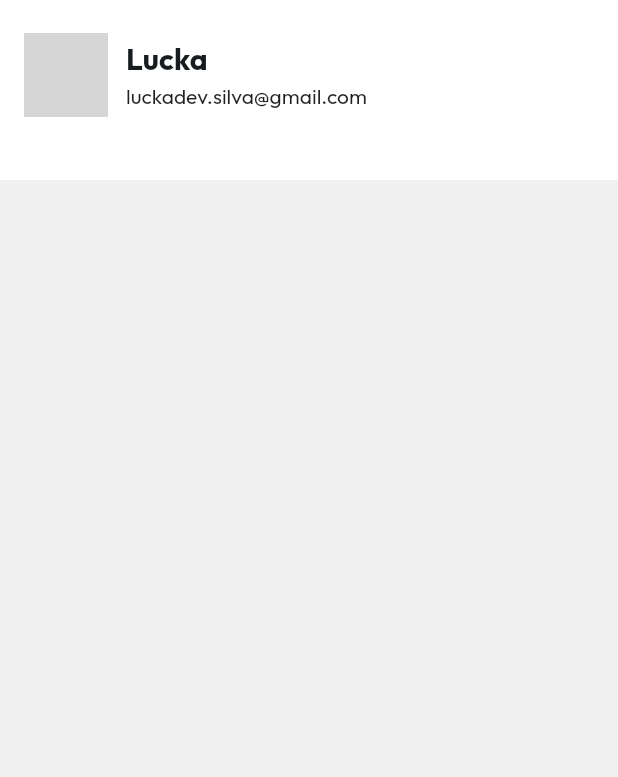
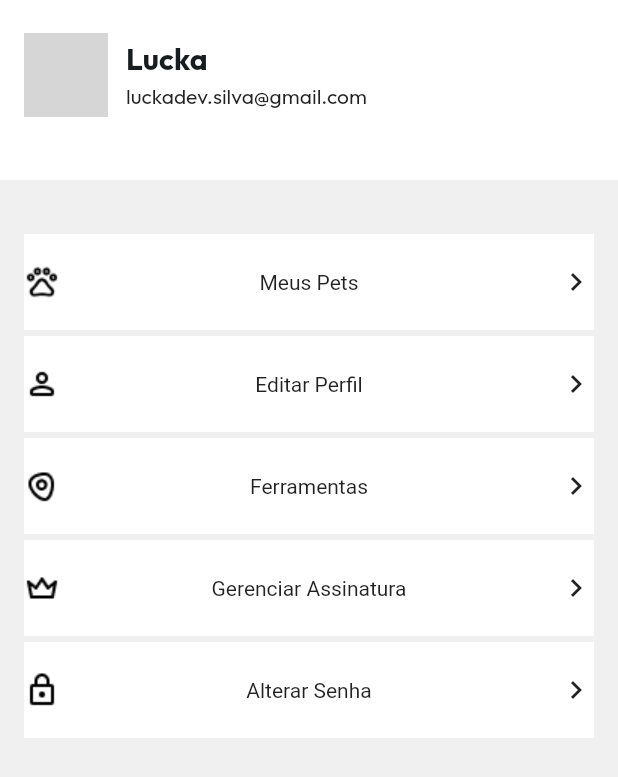
Before and after one commit to Luckka/budz, a Flutter app: the screen it shows after launch, on a phone screen of 412 x 824 dp. Shown: the top 777 px of the screen. Run offline on Flutter 3.47's test engine with Material 2 defaults, Android fonts, the phone set to English and light mode, and no system bars; our stand-ins replace flutter_modular; network calls fail; grey boxes are pictures that could not be loaded.

Commit message:
feature: initial struture component category list

```diff
--- a/lib/app/components/profile_card_category_component.dart
+++ b/lib/app/components/profile_card_category_component.dart
@@ -1,13 +1,35 @@
+import 'package:budz/app/theme/app_colors.dart';
 import 'package:flutter/material.dart';
 
 class ProfileCardCategoryComponent extends StatelessWidget {
-  const ProfileCardCategoryComponent({super.key});
+  final String image;
+  final String categoryTitle;
+  const ProfileCardCategoryComponent(
+      {super.key, required this.image, required this.categoryTitle});
 
   @override
   Widget build(BuildContext context) {
     return Container(
+      height: 64,
       decoration: BoxDecoration(
-
+        color: AppColors.white,
+      ),
+      child: Container(
+        decoration: BoxDecoration(
+          borderRadius: BorderRadius.only(
+            topLeft: Radius.circular(200),
+            topRight: Radius.circular(100),
+          ),
+          color: AppColors.white,
+        ),
+        child: Row(
+          mainAxisAlignment: MainAxisAlignment.spaceBetween,
+          children: [
+            Image.asset(image),
+            Text(categoryTitle),
+            const Icon(Icons.keyboard_arrow_right_outlined)
+          ],
+        ),
       ),
     );
   }
--- a/lib/app/data/mock.dart
+++ b/lib/app/data/mock.dart
@@ -4,23 +4,29 @@ class AppMock {
   const AppMock._();
 
   static const userName = "Lucka";
-  static const userImage = "https://avatars.githubusercontent.com/u/54218517?v=4";
+  static const userImage =
+      "https://avatars.githubusercontent.com/u/54218517?v=4";
   static const email = "luckadev.silva@gmail.com";
   static final card = [
-    CategoryCard(image: Image.asset("assets/pet.png"), title: "Meus Pets", icon: Icons.arrow_right),
-    CategoryCard(image: Image.asset("assets/profile.png"), title: "Editar Perfil", icon: Icons.arrow_right),
-    CategoryCard(image: Image.asset("assets/tools.png"), title: "Ferramentas", icon: Icons.arrow_right),
-    CategoryCard(image: Image.asset("assets/premium.png"), title: "Ferramentas", icon: Icons.arrow_right),
-    CategoryCard(image: Image.asset("assets/lock.png"), title: "Ferramentas", icon: Icons.arrow_right),
+    CategoryCard(
+        image: "assets/pet.png", title: "Meus Pets", icon: Icons.arrow_right),
+    CategoryCard(
+        image: "assets/profile.png",
+        title: "Editar Perfil",
+        icon: Icons.arrow_right),
+    CategoryCard(
+        image: "assets/tools.png", title: "Ferramentas", icon: Icons.arrow_right),
+    CategoryCard(
+        image: "assets/premium.png", title: "Gerenciar Assinatura", icon: Icons.arrow_right),
+    CategoryCard(
+        image: "assets/lock.png", title: "Alterar Senha", icon: Icons.arrow_right),
   ];
-
 }
 
-
 class CategoryCard {
-  final Image image;
+  final String image;
   final String title;
   final IconData icon;
 
-  CategoryCard({required this.image, required this.title,required this.icon});
+  CategoryCard({required this.image, required this.title, required this.icon});
 }
--- a/lib/app/pages/profile_page.dart
+++ b/lib/app/pages/profile_page.dart
@@ -1,3 +1,4 @@
+import 'package:budz/app/components/profile_card_category_component.dart';
 import 'package:budz/app/components/profile_header_component.dart';
 import 'package:budz/app/data/mock.dart';
 import 'package:flutter/material.dart';
@@ -7,17 +8,35 @@ class ProfilePage extends StatelessWidget {
 
   @override
   Widget build(BuildContext context) {
+    var size = MediaQuery.of(context).size;
     return Scaffold(
       backgroundColor: Color(0XFFF0F0F0),
       body: SingleChildScrollView(
         child: Column(
           children: [
             ProfileHeaderComponent(
-                userName: AppMock.userName,
-                email: AppMock.email,
-                userImage: AppMock.userImage,
+              userName: AppMock.userName,
+              email: AppMock.email,
+              userImage: AppMock.userImage,
             ),
             const SizedBox(height: 20),
+            Padding(
+              padding: const EdgeInsets.all(16.0),
+              child: SizedBox(
+                height: 400,
+                child: ListView.separated(
+                    itemBuilder: (_, index) {
+                      final item = AppMock.card.elementAt(index);
+
+                      return ProfileCardCategoryComponent(
+                        image: item.image,
+                        categoryTitle: item.title
+                      );
+                    },
+                    separatorBuilder: (_, __) => const SizedBox(height: 4),
+                    itemCount: AppMock.card.length),
+              ),
+            )
           ],
         ),
       ),
```
